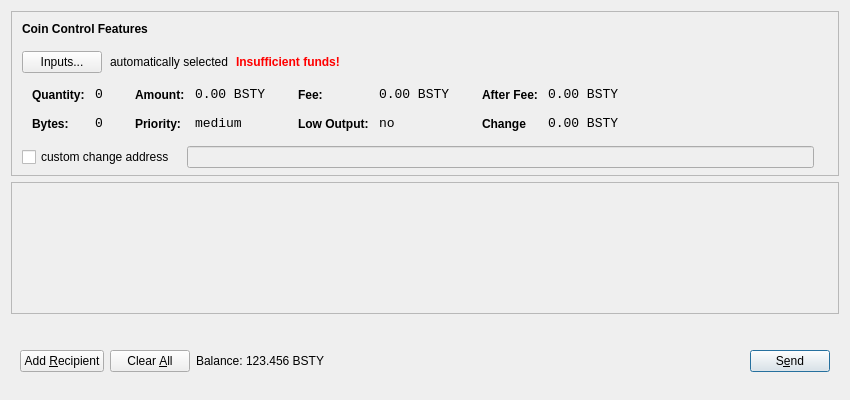
Above: src/qt/forms/sendcoinsdialog.ui from GlobalBoost/GlobalBoost-Y before the change. Below: the same form after it.
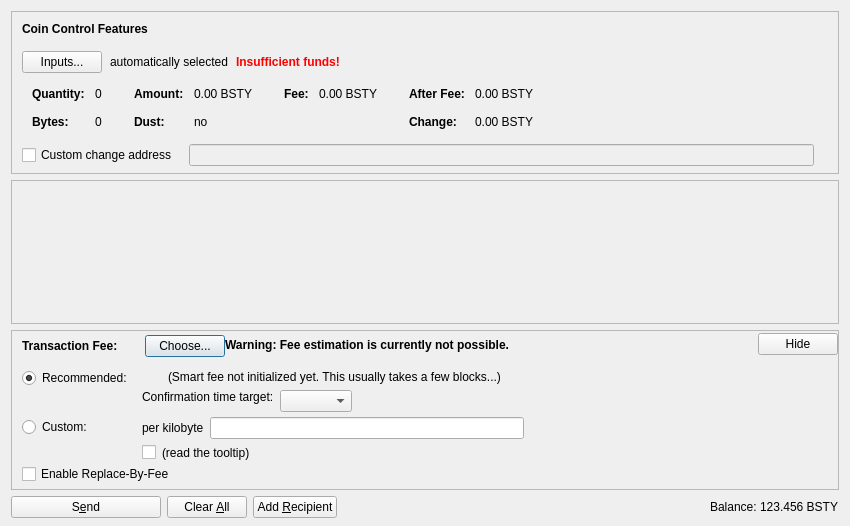
That is the form after the change. Icons and pictures are not drawn. Custom widgets are drawn as their Qt base class.

```diff
--- a/src/qt/forms/sendcoinsdialog.ui
+++ b/src/qt/forms/sendcoinsdialog.ui
@@ -7,13 +7,13 @@
     <x>0</x>
     <y>0</y>
     <width>850</width>
-    <height>400</height>
+    <height>526</height>
    </rect>
   </property>
   <property name="windowTitle">
    <string>Send Coins</string>
   </property>
-  <layout class="QVBoxLayout" name="verticalLayout" stretch="0,1,0">
+  <layout class="QVBoxLayout" name="verticalLayout" stretch="0,1,0,0">
    <property name="bottomMargin">
     <number>8</number>
    </property>
@@ -39,7 +39,7 @@
      </property>
      <layout class="QVBoxLayout" name="verticalLayoutCoinControl2">
       <property name="spacing">
-       <number>6</number>
+       <number>0</number>
       </property>
       <property name="leftMargin">
        <number>0</number>
@@ -109,6 +109,9 @@
             <property name="text">
              <string>Inputs...</string>
             </property>
+            <property name="autoDefault">
+             <bool>false</bool>
+            </property>
            </widget>
           </item>
           <item>
@@ -215,8 +218,11 @@
                </property>
                <item row="0" column="0">
                 <widget class="QLabel" name="labelCoinControlQuantityText">
-                 <property name="styleSheet">
-                  <string notr="true">font-weight:bold;</string>
+                 <property name="font">
+                  <font>
+                   <weight>75</weight>
+                   <bold>true</bold>
+                  </font>
                  </property>
                  <property name="text">
                   <string>Quantity:</string>
@@ -228,12 +234,6 @@
                </item>
                <item row="0" column="1">
                 <widget class="QLabel" name="labelCoinControlQuantity">
-                 <property name="font">
-                  <font>
-                   <family>Monospace</family>
-                   <pointsize>10</pointsize>
-                  </font>
-                 </property>
                  <property name="cursor">
                   <cursorShape>IBeamCursor</cursorShape>
                  </property>
@@ -241,7 +241,7 @@
                   <enum>Qt::ActionsContextMenu</enum>
                  </property>
                  <property name="text">
-                  <string>0</string>
+                  <string notr="true">0</string>
                  </property>
                  <property name="margin">
                   <number>0</number>
@@ -253,8 +253,11 @@
                </item>
                <item row="1" column="0">
                 <widget class="QLabel" name="labelCoinControlBytesText">
-                 <property name="styleSheet">
-                  <string notr="true">font-weight:bold;</string>
+                 <property name="font">
+                  <font>
+                   <weight>75</weight>
+                   <bold>true</bold>
+                  </font>
                  </property>
                  <property name="text">
                   <string>Bytes:</string>
@@ -263,12 +266,6 @@
                </item>
                <item row="1" column="1">
                 <widget class="QLabel" name="labelCoinControlBytes">
-                 <property name="font">
-                  <font>
-                   <family>Monospace</family>
-                   <pointsize>10</pointsize>
-                  </font>
-                 </property>
                  <property name="cursor">
                   <cursorShape>IBeamCursor</cursorShape>
                  </property>
@@ -276,7 +273,7 @@
                   <enum>Qt::ActionsContextMenu</enum>
                  </property>
                  <property name="text">
-                  <string>0</string>
+                  <string notr="true">0</string>
                  </property>
                  <property name="textInteractionFlags">
                   <set>Qt::LinksAccessibleByMouse|Qt::TextSelectableByKeyboard|Qt::TextSelectableByMouse</set>
@@ -304,8 +301,11 @@
                </property>
                <item row="0" column="0">
                 <widget class="QLabel" name="labelCoinControlAmountText">
-                 <property name="styleSheet">
-                  <string notr="true">font-weight:bold;</string>
+                 <property name="font">
+                  <font>
+                   <weight>75</weight>
+                   <bold>true</bold>
+                  </font>
                  </property>
                  <property name="text">
                   <string>Amount:</string>
@@ -317,12 +317,6 @@
                </item>
                <item row="0" column="1">
                 <widget class="QLabel" name="labelCoinControlAmount">
-                 <property name="font">
-                  <font>
-                   <family>Monospace</family>
-                   <pointsize>10</pointsize>
-                  </font>
-                 </property>
                  <property name="cursor">
                   <cursorShape>IBeamCursor</cursorShape>
                  </property>
@@ -330,7 +324,7 @@
                   <enum>Qt::ActionsContextMenu</enum>
                  </property>
                  <property name="text">
-                  <string>0.00 BSTY</string>
+                  <string notr="true">0.00 BSTY</string>
                  </property>
                  <property name="textInteractionFlags">
                   <set>Qt::LinksAccessibleByMouse|Qt::TextSelectableByKeyboard|Qt::TextSelectableByMouse</set>
@@ -338,23 +332,20 @@
                 </widget>
                </item>
                <item row="1" column="0">
-                <widget class="QLabel" name="labelCoinControlPriorityText">
-                 <property name="styleSheet">
-                  <string notr="true">font-weight:bold;</string>
+                <widget class="QLabel" name="labelCoinControlLowOutputText">
+                 <property name="font">
+                  <font>
+                   <weight>75</weight>
+                   <bold>true</bold>
+                  </font>
                  </property>
                  <property name="text">
-                  <string>Priority:</string>
+                  <string>Dust:</string>
                  </property>
                 </widget>
                </item>
                <item row="1" column="1">
-                <widget class="QLabel" name="labelCoinControlPriority">
-                 <property name="font">
-                  <font>
-                   <family>Monospace</family>
-                   <pointsize>10</pointsize>
-                  </font>
-                 </property>
+                <widget class="QLabel" name="labelCoinControlLowOutput">
                  <property name="cursor">
                   <cursorShape>IBeamCursor</cursorShape>
                  </property>
@@ -362,7 +353,7 @@
                   <enum>Qt::ActionsContextMenu</enum>
                  </property>
                  <property name="text">
-                  <string>medium</string>
+                  <string notr="true">no</string>
                  </property>
                  <property name="textInteractionFlags">
                   <set>Qt::LinksAccessibleByMouse|Qt::TextSelectableByKeyboard|Qt::TextSelectableByMouse</set>
@@ -390,8 +381,11 @@
                </property>
                <item row="0" column="0">
                 <widget class="QLabel" name="labelCoinControlFeeText">
-                 <property name="styleSheet">
-                  <string notr="true">font-weight:bold;</string>
+                 <property name="font">
+                  <font>
+                   <weight>75</weight>
+                   <bold>true</bold>
+                  </font>
                  </property>
                  <property name="text">
                   <string>Fee:</string>
@@ -403,12 +397,6 @@
                </item>
                <item row="0" column="1">
                 <widget class="QLabel" name="labelCoinControlFee">
-                 <property name="font">
-                  <font>
-                   <family>Monospace</family>
-                   <pointsize>10</pointsize>
-                  </font>
-                 </property>
                  <property name="cursor">
                   <cursorShape>IBeamCursor</cursorShape>
                  </property>
@@ -416,39 +404,7 @@
                   <enum>Qt::ActionsContextMenu</enum>
                  </property>
                  <property name="text">
-                  <string>0.00 BSTY</string>
-                 </property>
-                 <property name="textInteractionFlags">
-                  <set>Qt::LinksAccessibleByMouse|Qt::TextSelectableByKeyboard|Qt::TextSelectableByMouse</set>
-                 </property>
-                </widget>
-               </item>
-               <item row="1" column="0">
-                <widget class="QLabel" name="labelCoinControlLowOutputText">
-                 <property name="styleSheet">
-                  <string notr="true">font-weight:bold;</string>
-                 </property>
-                 <property name="text">
-                  <string>Low Output:</string>
-                 </property>
-                </widget>
-               </item>
-               <item row="1" column="1">
-                <widget class="QLabel" name="labelCoinControlLowOutput">
-                 <property name="font">
-                  <font>
-                   <family>Monospace</family>
-                   <pointsize>10</pointsize>
-                  </font>
-                 </property>
-                 <property name="cursor">
-                  <cursorShape>IBeamCursor</cursorShape>
-                 </property>
-                 <property name="contextMenuPolicy">
-                  <enum>Qt::ActionsContextMenu</enum>
-                 </property>
-                 <property name="text">
-                  <string>no</string>
+                  <string notr="true">0.00 BSTY</string>
                  </property>
                  <property name="textInteractionFlags">
                   <set>Qt::LinksAccessibleByMouse|Qt::TextSelectableByKeyboard|Qt::TextSelectableByMouse</set>
@@ -476,8 +432,11 @@
                </property>
                <item row="0" column="0">
                 <widget class="QLabel" name="labelCoinControlAfterFeeText">
-                 <property name="styleSheet">
-                  <string notr="true">font-weight:bold;</string>
+                 <property name="font">
+                  <font>
+                   <weight>75</weight>
+                   <bold>true</bold>
+                  </font>
                  </property>
                  <property name="text">
                   <string>After Fee:</string>
@@ -489,12 +448,6 @@
                </item>
                <item row="0" column="1">
                 <widget class="QLabel" name="labelCoinControlAfterFee">
-                 <property name="font">
-                  <font>
-                   <family>Monospace</family>
-                   <pointsize>10</pointsize>
-                  </font>
-                 </property>
                  <property name="cursor">
                   <cursorShape>IBeamCursor</cursorShape>
                  </property>
@@ -502,7 +455,7 @@
                   <enum>Qt::ActionsContextMenu</enum>
                  </property>
                  <property name="text">
-                  <string>0.00 BSTY</string>
+                  <string notr="true">0.00 BSTY</string>
                  </property>
                  <property name="textInteractionFlags">
                   <set>Qt::LinksAccessibleByMouse|Qt::TextSelectableByKeyboard|Qt::TextSelectableByMouse</set>
@@ -511,22 +464,19 @@
                </item>
                <item row="1" column="0">
                 <widget class="QLabel" name="labelCoinControlChangeText">
-                 <property name="styleSheet">
-                  <string notr="true">font-weight:bold;</string>
+                 <property name="font">
+                  <font>
+                   <weight>75</weight>
+                   <bold>true</bold>
+                  </font>
                  </property>
                  <property name="text">
-                  <string>Change</string>
+                  <string>Change:</string>
                  </property>
                 </widget>
                </item>
                <item row="1" column="1">
                 <widget class="QLabel" name="labelCoinControlChange">
-                 <property name="font">
-                  <font>
-                   <family>Monospace</family>
-                   <pointsize>10</pointsize>
-                  </font>
-                 </property>
                  <property name="cursor">
                   <cursorShape>IBeamCursor</cursorShape>
                  </property>
@@ -534,7 +484,7 @@
                   <enum>Qt::ActionsContextMenu</enum>
                  </property>
                  <property name="text">
-                  <string>0.00 BSTY</string>
+                  <string notr="true">0.00 BSTY</string>
                  </property>
                  <property name="textInteractionFlags">
                   <set>Qt::LinksAccessibleByMouse|Qt::TextSelectableByKeyboard|Qt::TextSelectableByMouse</set>
@@ -564,13 +514,16 @@
           </property>
           <item>
            <widget class="QCheckBox" name="checkBoxCoinControlChange">
+            <property name="toolTip">
+             <string>If this is activated, but the change address is empty or invalid, change will be sent to a newly generated address.</string>
+            </property>
             <property name="text">
-             <string>custom change address</string>
+             <string>Custom change address</string>
             </property>
            </widget>
           </item>
           <item>
-           <widget class="QLineEdit" name="lineEditCoinControlChange">
+           <widget class="QValidatedLineEdit" name="lineEditCoinControlChange">
             <property name="enabled">
              <bool>false</bool>
             </property>
@@ -638,7 +591,7 @@
         <height>104</height>
        </rect>
       </property>
-      <layout class="QVBoxLayout" name="verticalLayout_2">
+      <layout class="QVBoxLayout" name="verticalLayout_2" stretch="0,1">
        <property name="leftMargin">
         <number>0</number>
        </property>
@@ -676,143 +629,654 @@
     </widget>
    </item>
    <item>
-    <widget class="QWidget" name="buttonBar" native="true">
-     <layout class="QHBoxLayout" name="horizontalLayout">
+    <widget class="QFrame" name="frameFee">
+     <property name="sizePolicy">
+      <sizepolicy hsizetype="Expanding" vsizetype="Expanding">
+       <horstretch>0</horstretch>
+       <verstretch>0</verstretch>
+      </sizepolicy>
+     </property>
+     <property name="maximumSize">
+      <size>
+       <width>16777215</width>
+       <height>16777215</height>
+      </size>
+     </property>
+     <property name="frameShape">
+      <enum>QFrame::StyledPanel</enum>
+     </property>
+     <property name="frameShadow">
+      <enum>QFrame::Sunken</enum>
+     </property>
+     <layout class="QVBoxLayout" name="verticalLayoutFee1">
+      <property name="spacing">
+       <number>0</number>
+      </property>
       <property name="leftMargin">
-       <number>9</number>
+       <number>0</number>
       </property>
       <property name="topMargin">
-       <number>30</number>
+       <number>0</number>
       </property>
       <property name="rightMargin">
-       <number>9</number>
+       <number>0</number>
       </property>
       <property name="bottomMargin">
-       <number>20</number>
+       <number>0</number>
       </property>
       <item>
-       <widget class="QPushButton" name="addButton">
-        <property name="maximumSize">
-         <size>
-          <width>136</width>
-          <height>36</height>
-         </size>
-        </property>
-        <property name="toolTip">
-         <string>Send to multiple recipients at once</string>
-        </property>
-        <property name="text">
-         <string>Add &amp;Recipient</string>
-        </property>
-        <property name="autoDefault">
-         <bool>false</bool>
-        </property>
-       </widget>
-      </item>
-      <item>
-       <widget class="QPushButton" name="clearButton">
-        <property name="sizePolicy">
-         <sizepolicy hsizetype="Minimum" vsizetype="Fixed">
-          <horstretch>0</horstretch>
-          <verstretch>0</verstretch>
-         </sizepolicy>
-        </property>
-        <property name="maximumSize">
-         <size>
-          <width>100</width>
-          <height>36</height>
-         </size>
-        </property>
-        <property name="toolTip">
-         <string>Remove all transaction fields</string>
-        </property>
-        <property name="text">
-         <string>Clear &amp;All</string>
-        </property>
-        <property name="autoRepeatDelay">
-         <number>300</number>
-        </property>
-        <property name="autoDefault">
-         <bool>false</bool>
-        </property>
-       </widget>
-      </item>
-      <item>
-       <layout class="QHBoxLayout" name="horizontalLayout_2">
+       <layout class="QVBoxLayout" name="verticalLayoutFee2" stretch="0,0,0">
         <property name="spacing">
-         <number>3</number>
+         <number>0</number>
         </property>
+        <property name="leftMargin">
+         <number>10</number>
+        </property>
+        <property name="topMargin">
+         <number>0</number>
+        </property>
         <item>
-         <widget class="QLabel" name="label">
-          <property name="sizePolicy">
-           <sizepolicy hsizetype="Preferred" vsizetype="Fixed">
-            <horstretch>0</horstretch>
-            <verstretch>0</verstretch>
-           </sizepolicy>
+         <layout class="QHBoxLayout" name="horizontalLayoutFee1">
+          <property name="bottomMargin">
+           <number>0</number>
           </property>
-          <property name="text">
-           <string>Balance:</string>
-          </property>
+          <item>
+           <layout class="QVBoxLayout" name="verticalLayoutFee7">
+            <property name="spacing">
+             <number>0</number>
+            </property>
+            <item>
+             <spacer name="verticalSpacerSmartFee">
+              <property name="orientation">
+               <enum>Qt::Vertical</enum>
+              </property>
+              <property name="sizeType">
+               <enum>QSizePolicy::Fixed</enum>
+              </property>
+              <property name="sizeHint" stdset="0">
+               <size>
+                <width>1</width>
+                <height>4</height>
+               </size>
+              </property>
+             </spacer>
+            </item>
+            <item>
+             <layout class="QHBoxLayout" name="horizontalLayoutSmartFee">
+              <property name="spacing">
+               <number>10</number>
+              </property>
+              <item>
+               <widget class="QLabel" name="labelFeeHeadline">
+                <property name="sizePolicy">
+                 <sizepolicy hsizetype="Preferred" vsizetype="Maximum">
+                  <horstretch>0</horstretch>
+                  <verstretch>0</verstretch>
+                 </sizepolicy>
+                </property>
+                <property name="font">
+                 <font>
+                  <weight>75</weight>
+                  <bold>true</bold>
+                 </font>
+                </property>
+                <property name="styleSheet">
+                 <string notr="true">font-weight:bold;</string>
+                </property>
+                <property name="text">
+                 <string>Transaction Fee:</string>
+                </property>
+               </widget>
+              </item>
+              <item>
+               <widget class="QLabel" name="labelFeeMinimized">
+                <property name="text">
+                 <string/>
+                </property>
+               </widget>
+              </item>
+              <item>
+               <widget class="QPushButton" name="buttonChooseFee">
+                <property name="text">
+                 <string>Choose...</string>
+                </property>
+               </widget>
+              </item>
+             </layout>
+            </item>
+            <item>
+             <spacer name="verticalSpacer_5">
+              <property name="orientation">
+               <enum>Qt::Vertical</enum>
+              </property>
+              <property name="sizeHint" stdset="0">
+               <size>
+                <width>1</width>
+                <height>1</height>
+               </size>
+              </property>
+             </spacer>
+            </item>
+           </layout>
+          </item>
+          <item>
+           <widget class="QLabel" name="fallbackFeeWarningLabel">
+            <property name="toolTip">
+             <string>Using the fallbackfee can result in sending a transaction that will take several hours or days (or never) to confirm. Consider choosing your fee manually or wait until you have validated the complete chain.</string>
+            </property>
+            <property name="font">
+            <font>
+                <weight>75</weight>
+                <bold>true</bold>
+            </font>
+            </property>
+            <property name="text">
+             <string>Warning: Fee estimation is currently not possible.</string>
+            </property>
+            <property name="wordWrap">
+             <bool>false</bool>
+            </property>
+           </widget>
+          </item>
+          <item>
+           <spacer name="horizontalSpacer_4">
+            <property name="orientation">
+             <enum>Qt::Horizontal</enum>
+            </property>
+            <property name="sizeType">
+             <enum>QSizePolicy::MinimumExpanding</enum>
+            </property>
+            <property name="sizeHint" stdset="0">
+             <size>
+              <width>40</width>
+              <height>20</height>
+             </size>
+            </property>
+           </spacer>
+          </item>
+          <item>
+           <widget class="QPushButton" name="buttonMinimizeFee">
+            <property name="toolTip">
+             <string>collapse fee-settings</string>
+            </property>
+            <property name="text">
+             <string>Hide</string>
+            </property>
+           </widget>
+          </item>
+         </layout>
+        </item>
+        <item>
+         <widget class="QFrame" name="frameFeeSelection">
+          <layout class="QVBoxLayout" name="verticalLayoutFee12">
+           <property name="spacing">
+            <number>0</number>
+           </property>
+           <property name="leftMargin">
+            <number>0</number>
+           </property>
+           <property name="topMargin">
+            <number>0</number>
+           </property>
+           <property name="rightMargin">
+            <number>0</number>
+           </property>
+           <property name="bottomMargin">
+            <number>0</number>
+           </property>
+           <item>
+            <layout class="QGridLayout" name="gridLayoutFee">
+             <property name="topMargin">
+              <number>10</number>
+             </property>
+             <property name="bottomMargin">
+              <number>4</number>
+             </property>
+             <property name="horizontalSpacing">
+              <number>10</number>
+             </property>
+             <property name="verticalSpacing">
+              <number>4</number>
+             </property>
+             <item row="1" column="1">
+              <layout class="QVBoxLayout" name="verticalLayoutFee8">
+               <property name="spacing">
+                <number>6</number>
+               </property>
+               <item>
+                <layout class="QHBoxLayout" name="horizontalLayoutFee13">
+                 <item>
+                  <widget class="QLabel" name="labelCustomPerKilobyte">
+                   <property name="toolTip">
+                    <string>Specify a custom fee per kB (1,000 bytes) of the transaction's virtual size.
+
+Note:  Since the fee is calculated on a per-byte basis, a fee of "100 satoshis per kB" for a transaction size of 500 bytes (half of 1 kB) would ultimately yield a fee of only 50 satoshis.</string>
+                   </property>
+                   <property name="text">
+                    <string>per kilobyte</string>
+                   </property>
+                  </widget>
+                 </item>
+                 <item>
+                  <widget class="GlobalBoostAmountField" name="customFee"/>
+                 </item>
+                 <item>
+                  <spacer name="horizontalSpacer_6">
+                   <property name="orientation">
+                    <enum>Qt::Horizontal</enum>
+                   </property>
+                   <property name="sizeHint" stdset="0">
+                    <size>
+                     <width>1</width>
+                     <height>1</height>
+                    </size>
+                   </property>
+                  </spacer>
+                 </item>
+                </layout>
+               </item>
+               <item>
+                <layout class="QHBoxLayout" name="horizontalLayoutFee8">
+                 <item>
+                  <widget class="QCheckBox" name="checkBoxMinimumFee">
+                   <property name="toolTip">
+                    <string>Paying only the minimum fee is just fine as long as there is less transaction volume than space in the blocks. But be aware that this can end up in a never confirming transaction once there is more demand for globalboost transactions than the network can process.</string>
+                   </property>
+                   <property name="text">
+                    <string/>
+                   </property>
+                  </widget>
+                 </item>
+                 <item>
+                  <widget class="QLabel" name="labelMinFeeWarning">
+                   <property name="enabled">
+                    <bool>true</bool>
+                   </property>
+                   <property name="toolTip">
+                    <string>Paying only the minimum fee is just fine as long as there is less transaction volume than space in the blocks. But be aware that this can end up in a never confirming transaction once there is more demand for globalboost transactions than the network can process.</string>
+                   </property>
+                   <property name="text">
+                    <string>(read the tooltip)</string>
+                   </property>
+                   <property name="margin">
+                    <number>5</number>
+                   </property>
+                  </widget>
+                 </item>
+                 <item>
+                  <spacer name="horizontalSpacer_2">
+                   <property name="orientation">
+                    <enum>Qt::Horizontal</enum>
+                   </property>
+                   <property name="sizeHint" stdset="0">
+                    <size>
+                     <width>1</width>
+                     <height>1</height>
+                    </size>
+                   </property>
+                  </spacer>
+                 </item>
+                </layout>
+               </item>
+              </layout>
+             </item>
+             <item row="0" column="0">
+              <layout class="QVBoxLayout" name="verticalLayoutFee4" stretch="0,1">
+               <item>
+                <widget class="QRadioButton" name="radioSmartFee">
+                 <property name="text">
+                  <string>Recommended:</string>
+                 </property>
+                 <property name="checked">
+                  <bool>true</bool>
+                 </property>
+                 <attribute name="buttonGroup">
+                  <string notr="true">groupFee</string>
+                 </attribute>
+                </widget>
+               </item>
+               <item>
+                <spacer name="verticalSpacer_2">
+                 <property name="orientation">
+                  <enum>Qt::Vertical</enum>
+                 </property>
+                 <property name="sizeHint" stdset="0">
+                  <size>
+                   <width>1</width>
+                   <height>1</height>
+                  </size>
+                 </property>
+                </spacer>
+               </item>
+              </layout>
+             </item>
+             <item row="1" column="0">
+              <layout class="QVBoxLayout" name="verticalLayoutFee9" stretch="0,1">
+               <item>
+                <widget class="QRadioButton" name="radioCustomFee">
+                 <property name="text">
+                  <string>Custom:</string>
+                 </property>
+                 <attribute name="buttonGroup">
+                  <string notr="true">groupFee</string>
+                 </attribute>
+                </widget>
+               </item>
+               <item>
+                <spacer name="verticalSpacer_6">
+                 <property name="orientation">
+                  <enum>Qt::Vertical</enum>
+                 </property>
+                 <property name="sizeHint" stdset="0">
+                  <size>
+                   <width>1</width>
+                   <height>1</height>
+                  </size>
+                 </property>
+                </spacer>
+               </item>
+              </layout>
+             </item>
+             <item row="0" column="1">
+              <layout class="QVBoxLayout" name="verticalLayoutFee3" stretch="0,0,1">
+               <property name="spacing">
+                <number>6</number>
+               </property>
+               <property name="topMargin">
+                <number>2</number>
+               </property>
+               <item>
+                <layout class="QHBoxLayout" name="horizontalLayoutFee12">
+                 <item>
+                  <widget class="QLabel" name="labelSmartFee">
+                   <property name="text">
+                    <string/>
+                   </property>
+                   <property name="margin">
+                    <number>2</number>
+                   </property>
+                  </widget>
+                 </item>
+                 <item>
+                  <widget class="QLabel" name="labelFeeEstimation">
+                   <property name="text">
+                    <string/>
+                   </property>
+                  </widget>
+                 </item>
+                 <item>
+                  <widget class="QLabel" name="labelSmartFee2">
+                   <property name="text">
+                    <string>(Smart fee not initialized yet. This usually takes a few blocks...)</string>
+                   </property>
+                   <property name="margin">
+                    <number>2</number>
+                   </property>
+                  </widget>
+                 </item>
+                 <item>
+                  <spacer name="horizontalSpacer_5">
+                   <property name="orientation">
+                    <enum>Qt::Horizontal</enum>
+                   </property>
+                   <property name="sizeHint" stdset="0">
+                    <size>
+                     <width>1</width>
+                     <height>1</height>
+                    </size>
+                   </property>
+                  </spacer>
+                 </item>
+                </layout>
+               </item>
+               <item>
+                <layout class="QHBoxLayout" name="horizontalLayoutFee9">
+                 <item>
+                  <layout class="QVBoxLayout" name="verticalLayoutFee6">
+                   <item>
+                    <widget class="QLabel" name="labelSmartFee3">
+                     <property name="text">
+                      <string>Confirmation time target:</string>
+                     </property>
+                     <property name="margin">
+                      <number>2</number>
+                     </property>
+                    </widget>
+                   </item>
+                   <item>
+                    <spacer name="verticalSpacer_3">
+                     <property name="orientation">
+                      <enum>Qt::Vertical</enum>
+                     </property>
+                     <property name="sizeHint" stdset="0">
+                      <size>
+                       <width>1</width>
+                       <height>1</height>
+                      </size>
+                     </property>
+                    </spacer>
+                   </item>
+                  </layout>
+                 </item>
+                 <item>
+                  <layout class="QVBoxLayout" name="verticalLayoutFee5">
+                   <property name="rightMargin">
+                    <number>30</number>
+                   </property>
+                   <item>
+                    <layout class="QHBoxLayout" name="horizontalLayoutConfTarget">
+                     <property name="bottomMargin">
+                      <number>0</number>
+                     </property>
+                     <item>
+                      <widget class="QComboBox" name="confTargetSelector"/>
+                     </item>
+                     <item>
+                      <spacer name="horizontalSpacerConfTarget">
+                       <property name="orientation">
+                        <enum>Qt::Horizontal</enum>
+                       </property>
+                       <property name="sizeHint" stdset="0">
+                        <size>
+                         <width>40</width>
+                         <height>20</height>
+                        </size>
+                       </property>
+                      </spacer>
+                     </item>
+                    </layout>
+                   </item>
+                  </layout>
+                 </item>
+                </layout>
+               </item>
+               <item>
+                <spacer name="verticalSpacer_4">
+                 <property name="orientation">
+                  <enum>Qt::Vertical</enum>
+                 </property>
+                 <property name="sizeHint" stdset="0">
+                  <size>
+                   <width>1</width>
+                   <height>1</height>
+                  </size>
+                 </property>
+                </spacer>
+               </item>
+              </layout>
+             </item>
+            </layout>
+           </item>
+           <item>
+            <widget class="QCheckBox" name="optInRBF">
+             <property name="text">
+              <string>Enable Replace-By-Fee</string>
+             </property>
+             <property name="toolTip">
+              <string>With Replace-By-Fee (BIP-125) you can increase a transaction's fee after it is sent. Without this, a higher fee may be recommended to compensate for increased transaction delay risk.</string>
+             </property>
+            </widget>
+           </item>
+          </layout>
          </widget>
         </item>
         <item>
-         <widget class="QLabel" name="labelBalance">
-          <property name="sizePolicy">
-           <sizepolicy hsizetype="Preferred" vsizetype="Fixed">
-            <horstretch>0</horstretch>
-            <verstretch>0</verstretch>
-           </sizepolicy>
+         <spacer name="verticalSpacerFee">
+          <property name="orientation">
+           <enum>Qt::Vertical</enum>
           </property>
-          <property name="cursor">
-           <cursorShape>IBeamCursor</cursorShape>
+          <property name="sizeHint" stdset="0">
+           <size>
+            <width>40</width>
+            <height>5</height>
+           </size>
           </property>
-          <property name="text">
-           <string>123.456 BSTY</string>
-          </property>
-          <property name="textInteractionFlags">
-           <set>Qt::LinksAccessibleByMouse|Qt::TextSelectableByKeyboard|Qt::TextSelectableByMouse</set>
-          </property>
-         </widget>
+         </spacer>
         </item>
        </layout>
       </item>
-      <item>
-       <spacer name="horizontalSpacer">
-        <property name="orientation">
-         <enum>Qt::Horizontal</enum>
-        </property>
-        <property name="sizeHint" stdset="0">
-         <size>
-          <width>40</width>
-          <height>20</height>
-         </size>
-        </property>
-       </spacer>
-      </item>
-      <item>
-       <widget class="QPushButton" name="sendButton">
-        <property name="maximumSize">
-         <size>
-          <width>96</width>
-          <height>36</height>
-         </size>
-        </property>
-        <property name="toolTip">
-         <string>Confirm the send action</string>
-        </property>
-        <property name="text">
-         <string>S&amp;end</string>
-        </property>
-        <property name="default">
-         <bool>true</bool>
-        </property>
-       </widget>
-      </item>
      </layout>
     </widget>
    </item>
+   <item>
+    <layout class="QHBoxLayout" name="horizontalLayout">
+     <item>
+      <widget class="QPushButton" name="sendButton">
+       <property name="minimumSize">
+        <size>
+         <width>150</width>
+         <height>0</height>
+        </size>
+       </property>
+       <property name="toolTip">
+        <string>Confirm the send action</string>
+       </property>
+       <property name="text">
+        <string>S&amp;end</string>
+       </property>
+       <property name="icon">
+        <iconset resource="../globalboost.qrc">
+         <normaloff>:/icons/send</normaloff>:/icons/send</iconset>
+       </property>
+       <property name="autoDefault">
+        <bool>false</bool>
+       </property>
+       <property name="default">
+        <bool>false</bool>
+       </property>
+      </widget>
+     </item>
+     <item>
+      <widget class="QPushButton" name="clearButton">
+       <property name="sizePolicy">
+        <sizepolicy hsizetype="Minimum" vsizetype="Fixed">
+         <horstretch>0</horstretch>
+         <verstretch>0</verstretch>
+        </sizepolicy>
+       </property>
+       <property name="toolTip">
+        <string>Clear all fields of the form.</string>
+       </property>
+       <property name="text">
+        <string>Clear &amp;All</string>
+       </property>
+       <property name="icon">
+        <iconset resource="../globalboost.qrc">
+         <normaloff>:/icons/remove</normaloff>:/icons/remove</iconset>
+       </property>
+       <property name="autoDefault">
+        <bool>false</bool>
+       </property>
+      </widget>
+     </item>
+     <item>
+      <widget class="QPushButton" name="addButton">
+       <property name="toolTip">
+        <string>Send to multiple recipients at once</string>
+       </property>
+       <property name="text">
+        <string>Add &amp;Recipient</string>
+       </property>
+       <property name="icon">
+        <iconset resource="../globalboost.qrc">
+         <normaloff>:/icons/add</normaloff>:/icons/add</iconset>
+       </property>
+       <property name="autoDefault">
+        <bool>false</bool>
+       </property>
+      </widget>
+     </item>
+     <item>
+      <spacer name="horizontalSpacer">
+       <property name="orientation">
+        <enum>Qt::Horizontal</enum>
+       </property>
+       <property name="sizeHint" stdset="0">
+        <size>
+         <width>40</width>
+         <height>20</height>
+        </size>
+       </property>
+      </spacer>
+     </item>
+     <item>
+      <layout class="QHBoxLayout" name="horizontalLayout_2">
+       <property name="spacing">
+        <number>3</number>
+       </property>
+       <item>
+        <widget class="QLabel" name="label">
+         <property name="sizePolicy">
+          <sizepolicy hsizetype="Preferred" vsizetype="Fixed">
+           <horstretch>0</horstretch>
+           <verstretch>0</verstretch>
+          </sizepolicy>
+         </property>
+         <property name="text">
+          <string>Balance:</string>
+         </property>
+        </widget>
+       </item>
+       <item>
+        <widget class="QLabel" name="labelBalance">
+         <property name="sizePolicy">
+          <sizepolicy hsizetype="Preferred" vsizetype="Fixed">
+           <horstretch>0</horstretch>
+           <verstretch>0</verstretch>
+          </sizepolicy>
+         </property>
+         <property name="cursor">
+          <cursorShape>IBeamCursor</cursorShape>
+         </property>
+         <property name="text">
+          <string notr="true">123.456 BSTY</string>
+         </property>
+         <property name="textInteractionFlags">
+          <set>Qt::LinksAccessibleByMouse|Qt::TextSelectableByKeyboard|Qt::TextSelectableByMouse</set>
+         </property>
+        </widget>
+       </item>
+      </layout>
+     </item>
+    </layout>
+   </item>
   </layout>
  </widget>
- <resources/>
+ <customwidgets>
+  <customwidget>
+   <class>QValidatedLineEdit</class>
+   <extends>QLineEdit</extends>
+   <header>qt/qvalidatedlineedit.h</header>
+  </customwidget>
+  <customwidget>
+   <class>GlobalBoostAmountField</class>
+   <extends>QLineEdit</extends>
+   <header>qt/globalboostamountfield.h</header>
+   <container>1</container>
+  </customwidget>
+ </customwidgets>
+ <resources>
+  <include location="../globalboost.qrc"/>
+ </resources>
  <connections/>
 </ui>
```
Left out of the diff: 3 changed lines with no effect on the pictures.
